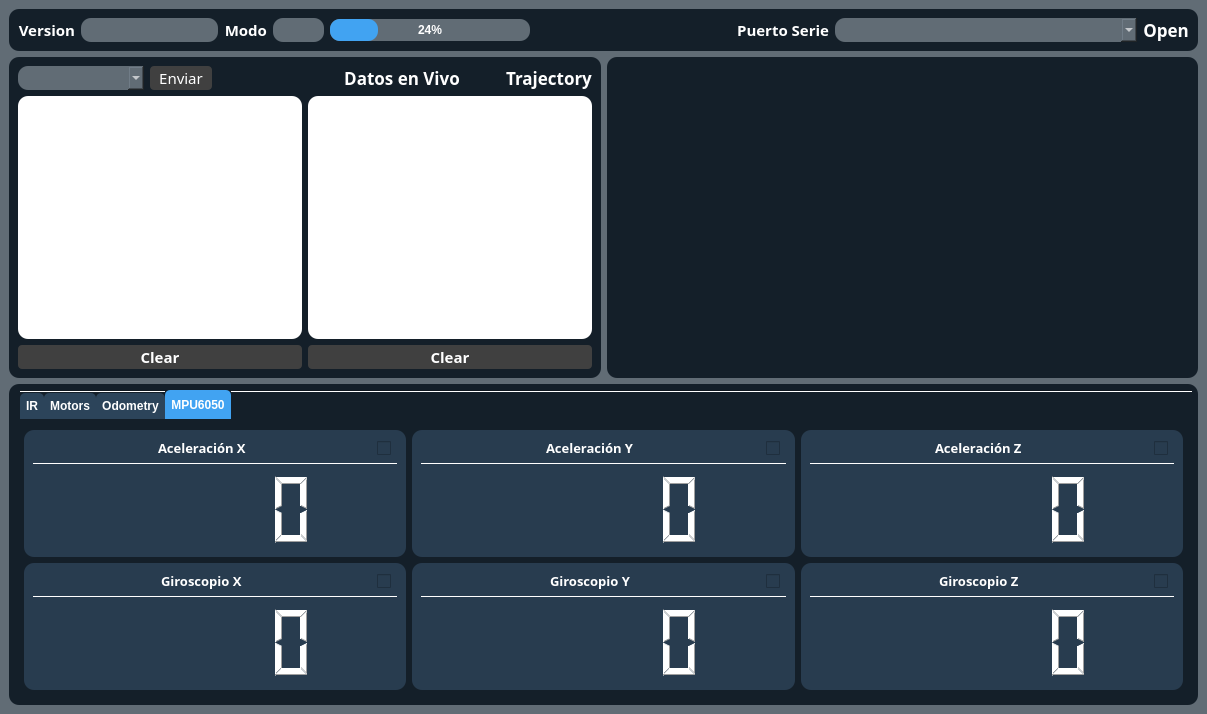
This is Qt-UI-SBR/qtuisbr.ui in mayeragustin/Qt-UI-SBR as Qt 5 draws it before an edit. The edited form follows.
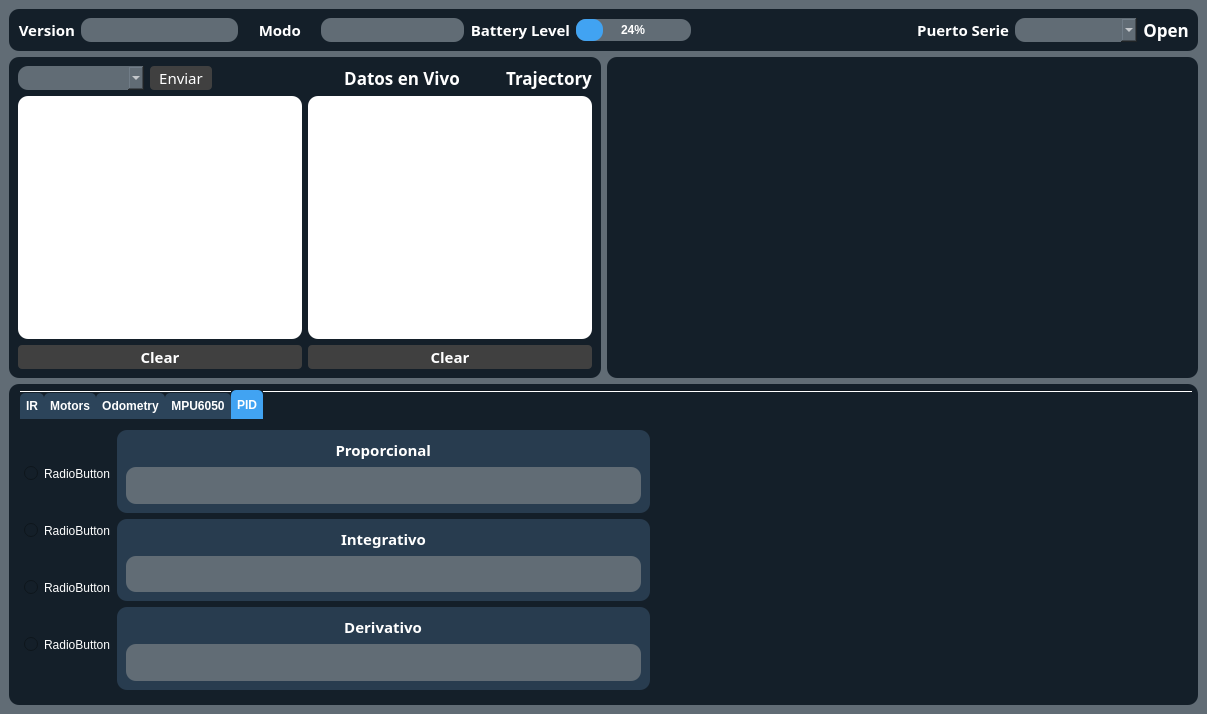
This is the edited form. The open tabs and pages were chosen to show the change. Icons and pictures are not drawn.

Patch:
```diff
--- a/Qt-UI-SBR/qtuisbr.ui
+++ b/Qt-UI-SBR/qtuisbr.ui
@@ -37,10 +37,8 @@
       <property name="frameShadow">
        <enum>QFrame::Shadow::Raised</enum>
       </property>
-      <layout class="QGridLayout" name="gridLayout_10">
+      <layout class="QGridLayout" name="gridLayout_8">
        <item row="0" column="0">
-        <layout class="QHBoxLayout" name="horizontalLayout_15" stretch="2,1,2,2,4,0">
-         <item>
           <layout class="QHBoxLayout" name="horizontalLayout_13" stretch="1,3">
            <item alignment="Qt::AlignmentFlag::AlignRight">
             <widget class="QLabel" name="label_2">
@@ -82,7 +80,7 @@
            </item>
           </layout>
          </item>
-         <item>
+       <item row="0" column="1">
           <layout class="QHBoxLayout" name="horizontalLayout_14" stretch="1,2">
            <item alignment="Qt::AlignmentFlag::AlignHCenter">
             <widget class="QLabel" name="label_40">
@@ -123,8 +121,30 @@
            </item>
           </layout>
          </item>
+       <item row="0" column="2">
+        <layout class="QHBoxLayout" name="horizontalLayout_7" stretch="1,3">
          <item>
-          <widget class="QProgressBar" name="progressBar">
+          <widget class="QLabel" name="label_42">
+           <property name="font">
+            <font>
+             <family>Louis George Cafe</family>
+             <pointsize>11</pointsize>
+             <bold>true</bold>
+            </font>
+           </property>
+           <property name="styleSheet">
+            <string notr="true">color: rgb(255, 255, 255);</string>
+           </property>
+           <property name="text">
+            <string>Battery Level</string>
+           </property>
+           <property name="alignment">
+            <set>Qt::AlignmentFlag::AlignRight|Qt::AlignmentFlag::AlignTrailing|Qt::AlignmentFlag::AlignVCenter</set>
+           </property>
+          </widget>
+         </item>
+         <item>
+          <widget class="QProgressBar" name="progressBar_battery">
            <property name="font">
             <font>
              <bold>true</bold>
@@ -146,20 +166,22 @@
            </property>
           </widget>
          </item>
-         <item>
+        </layout>
+       </item>
+       <item row="0" column="3">
           <spacer name="horizontalSpacer">
            <property name="orientation">
             <enum>Qt::Orientation::Horizontal</enum>
            </property>
            <property name="sizeHint" stdset="0">
             <size>
-             <width>40</width>
+           <width>216</width>
              <height>20</height>
             </size>
            </property>
           </spacer>
          </item>
-         <item>
+       <item row="0" column="4">
           <layout class="QHBoxLayout" name="horizontalLayout_2" stretch="1,4">
            <item>
             <widget class="QLabel" name="label_41">
@@ -201,7 +223,7 @@
            </item>
           </layout>
          </item>
-         <item>
+       <item row="0" column="5">
           <widget class="QPushButton" name="pushButton_open">
            <property name="font">
             <font>
@@ -238,8 +260,6 @@
           </widget>
          </item>
         </layout>
-       </item>
-      </layout>
      </widget>
     </item>
     <item row="1" column="0">
@@ -323,7 +343,7 @@
               <string>Enviar</string>
              </property>
              <property name="icon">
-              <iconset resource="../../../../../../programacion/QtCreator/newUICar/newUICar/recursos.qrc">
+              <iconset>
                <normaloff>:/Iconos/resources/enviar.png</normaloff>:/Iconos/resources/enviar.png</iconset>
              </property>
             </widget>
@@ -382,7 +402,7 @@
               <string>Datos en Vivo</string>
              </property>
              <property name="icon">
-              <iconset resource="../../../../../../programacion/QtCreator/newUICar/newUICar/recursos.qrc">
+              <iconset>
                <normaloff>:/Iconos/resources/transferencia-de-datos.png</normaloff>:/Iconos/resources/transferencia-de-datos.png</iconset>
              </property>
              <property name="checkable">
@@ -427,21 +447,21 @@
             }
 
             QPushButton:hover {
-                color: #ff5853;
+                 color: #41A3F2;
             }
 
             QPushButton:pressed {
-                color: #ff5853;
+                 color: #41A3F2;
             }
 QPushButton:checked {
-                color: #fd413c;
+                 color: #41A3F2;
             }</string>
              </property>
              <property name="text">
               <string>Trajectory</string>
              </property>
              <property name="icon">
-              <iconset resource="../../../../../../programacion/QtCreator/newUICar/newUICar/recursos.qrc">
+              <iconset>
                <normaloff>:/Iconos/resources/wifi.png</normaloff>:/Iconos/resources/wifi.png</iconset>
              </property>
             </widget>
@@ -521,7 +541,7 @@
               <string>Clear</string>
              </property>
              <property name="icon">
-              <iconset resource="../../../../../../programacion/QtCreator/newUICar/newUICar/recursos.qrc">
+              <iconset>
                <normaloff>:/Iconos/resources/eliminar.png</normaloff>:/Iconos/resources/eliminar.png</iconset>
              </property>
             </widget>
@@ -559,7 +579,7 @@
               <string>Clear</string>
              </property>
              <property name="icon">
-              <iconset resource="../../../../../../programacion/QtCreator/newUICar/newUICar/recursos.qrc">
+              <iconset>
                <normaloff>:/Iconos/resources/eliminar.png</normaloff>:/Iconos/resources/eliminar.png</iconset>
              </property>
             </widget>
@@ -652,7 +672,7 @@
 </string>
          </property>
          <property name="currentIndex">
-          <number>2</number>
+          <number>3</number>
          </property>
          <property name="elideMode">
           <enum>Qt::TextElideMode::ElideNone</enum>
@@ -741,7 +761,7 @@
                  </widget>
                 </item>
                 <item row="2" column="0">
-                 <widget class="QLCDNumber" name="lcdNumber_7"/>
+                 <widget class="QLCDNumber" name="lcdNumber_LF1"/>
                 </item>
                </layout>
               </widget>
@@ -817,7 +837,7 @@
                  </widget>
                 </item>
                 <item row="2" column="0">
-                 <widget class="QLCDNumber" name="lcdNumber_10"/>
+                 <widget class="QLCDNumber" name="lcdNumber_LF2"/>
                 </item>
                </layout>
               </widget>
@@ -893,7 +913,7 @@
                  </widget>
                 </item>
                 <item row="2" column="0">
-                 <widget class="QLCDNumber" name="lcdNumber_12"/>
+                 <widget class="QLCDNumber" name="lcdNumber_LF3"/>
                 </item>
                </layout>
               </widget>
@@ -911,7 +931,7 @@
                </property>
                <layout class="QGridLayout" name="gridLayout_17" rowstretch="1,0,10">
                 <item row="2" column="0">
-                 <widget class="QLCDNumber" name="lcdNumber_14"/>
+                 <widget class="QLCDNumber" name="lcdNumber_LF4"/>
                 </item>
                 <item row="1" column="0">
                  <widget class="Line" name="line_16">
@@ -1049,7 +1069,7 @@
                  </widget>
                 </item>
                 <item row="2" column="0">
-                 <widget class="QLCDNumber" name="lcdNumber_8"/>
+                 <widget class="QLCDNumber" name="lcdNumber_WD1"/>
                 </item>
                </layout>
               </widget>
@@ -1125,7 +1145,7 @@
                  </widget>
                 </item>
                 <item row="2" column="0">
-                 <widget class="QLCDNumber" name="lcdNumber_9"/>
+                 <widget class="QLCDNumber" name="lcdNumber_WD2"/>
                 </item>
                </layout>
               </widget>
@@ -1201,7 +1221,7 @@
                  </widget>
                 </item>
                 <item row="2" column="0">
-                 <widget class="QLCDNumber" name="lcdNumber_11"/>
+                 <widget class="QLCDNumber" name="lcdNumber_WD3"/>
                 </item>
                </layout>
               </widget>
@@ -1277,7 +1297,7 @@
                  </widget>
                 </item>
                 <item row="2" column="0">
-                 <widget class="QLCDNumber" name="lcdNumber_13"/>
+                 <widget class="QLCDNumber" name="lcdNumber_WD4"/>
                 </item>
                </layout>
               </widget>
@@ -1877,7 +1897,7 @@
                  </widget>
                 </item>
                 <item row="2" column="0">
-                 <widget class="QLCDNumber" name="lcdNumber_21"/>
+                 <widget class="QLCDNumber" name="lcdNumber_Roll"/>
                 </item>
                </layout>
               </widget>
@@ -1953,7 +1973,7 @@
                  </widget>
                 </item>
                 <item row="2" column="0">
-                 <widget class="QLCDNumber" name="lcdNumber_22"/>
+                 <widget class="QLCDNumber" name="lcdNumber_Pitch"/>
                 </item>
                </layout>
               </widget>
@@ -2029,7 +2049,7 @@
                  </widget>
                 </item>
                 <item row="2" column="0">
-                 <widget class="QLCDNumber" name="lcdNumber_23"/>
+                 <widget class="QLCDNumber" name="lcdNumber_Yaw"/>
                 </item>
                </layout>
               </widget>
@@ -2591,7 +2611,7 @@
                </widget>
               </item>
               <item row="2" column="0">
-               <widget class="QLCDNumber" name="lcdNumber"/>
+               <widget class="QLCDNumber" name="lcdNumber_accx"/>
               </item>
              </layout>
             </widget>
@@ -2667,7 +2687,7 @@
                </widget>
               </item>
               <item row="2" column="0">
-               <widget class="QLCDNumber" name="lcdNumber_2"/>
+               <widget class="QLCDNumber" name="lcdNumber_accy"/>
               </item>
              </layout>
             </widget>
@@ -2743,7 +2763,7 @@
                </widget>
               </item>
               <item row="2" column="0">
-               <widget class="QLCDNumber" name="lcdNumber_3"/>
+               <widget class="QLCDNumber" name="lcdNumber_accz"/>
               </item>
              </layout>
             </widget>
@@ -2821,7 +2841,7 @@
                  </widget>
                 </item>
                 <item row="2" column="0">
-                 <widget class="QLCDNumber" name="lcdNumber_4"/>
+                 <widget class="QLCDNumber" name="lcdNumber_gyrox"/>
                 </item>
                </layout>
               </widget>
@@ -2897,7 +2917,7 @@
                  </widget>
                 </item>
                 <item row="2" column="0">
-                 <widget class="QLCDNumber" name="lcdNumber_5"/>
+                 <widget class="QLCDNumber" name="lcdNumber_gyroy"/>
                 </item>
                </layout>
               </widget>
@@ -2973,7 +2993,7 @@
                  </widget>
                 </item>
                 <item row="2" column="0">
-                 <widget class="QLCDNumber" name="lcdNumber_6"/>
+                 <widget class="QLCDNumber" name="lcdNumber_gyroz"/>
                 </item>
                </layout>
               </widget>
@@ -2982,16 +3002,281 @@
            </item>
           </layout>
          </widget>
-        </widget>
-       </item>
-      </layout>
-     </widget>
-    </item>
-   </layout>
-  </widget>
- </widget>
- <resources>
-  <include location="../../../../../../programacion/QtCreator/newUICar/newUICar/recursos.qrc"/>
- </resources>
+         <widget class="QWidget" name="pid">
+          <attribute name="title">
+           <string>PID</string>
+          </attribute>
+          <layout class="QGridLayout" name="gridLayout_22">
+           <item row="0" column="0" rowspan="3">
+            <layout class="QVBoxLayout" name="verticalLayout_5">
+             <item>
+              <widget class="QRadioButton" name="radioButton">
+               <property name="text">
+                <string>RadioButton</string>
+               </property>
+              </widget>
+             </item>
+             <item>
+              <widget class="QRadioButton" name="radioButton_2">
+               <property name="text">
+                <string>RadioButton</string>
+               </property>
+              </widget>
+             </item>
+             <item>
+              <widget class="QRadioButton" name="radioButton_3">
+               <property name="text">
+                <string>RadioButton</string>
+               </property>
+              </widget>
+             </item>
+             <item>
+              <widget class="QRadioButton" name="radioButton_4">
+               <property name="text">
+                <string>RadioButton</string>
+               </property>
+              </widget>
+             </item>
+            </layout>
+           </item>
+           <item row="0" column="1">
+            <widget class="QFrame" name="frame_17">
+             <property name="styleSheet">
+              <string notr="true">background-color: rgb(40, 60, 79);</string>
+             </property>
+             <property name="frameShape">
+              <enum>QFrame::Shape::StyledPanel</enum>
+             </property>
+             <property name="frameShadow">
+              <enum>QFrame::Shadow::Raised</enum>
+             </property>
+             <layout class="QGridLayout" name="gridLayout_10">
+              <item row="0" column="0">
+               <layout class="QVBoxLayout" name="verticalLayout_6" stretch="0,1">
+                <item alignment="Qt::AlignmentFlag::AlignHCenter">
+                 <widget class="QLabel" name="label_43">
+                  <property name="font">
+                   <font>
+                    <family>Louis George Cafe</family>
+                    <pointsize>11</pointsize>
+                    <bold>true</bold>
+                   </font>
+                  </property>
+                  <property name="styleSheet">
+                   <string notr="true">color: rgb(255, 255, 255);</string>
+                  </property>
+                  <property name="text">
+                   <string>Proporcional</string>
+                  </property>
+                  <property name="alignment">
+                   <set>Qt::AlignmentFlag::AlignRight|Qt::AlignmentFlag::AlignTrailing|Qt::AlignmentFlag::AlignVCenter</set>
+                  </property>
+                 </widget>
+                </item>
+                <item>
+                 <widget class="QLineEdit" name="lineEdit_firm_2">
+                  <property name="sizePolicy">
+                   <sizepolicy hsizetype="Expanding" vsizetype="Preferred">
+                    <horstretch>0</horstretch>
+                    <verstretch>0</verstretch>
+                   </sizepolicy>
+                  </property>
+                  <property name="minimumSize">
+                   <size>
+                    <width>0</width>
+                    <height>24</height>
+                   </size>
+                  </property>
+                  <property name="styleSheet">
+                   <string notr="true">border-radius: 10;
+background-color: rgb(97, 108, 117);
+color: rgb(255, 255, 255);</string>
+                  </property>
+                  <property name="readOnly">
+                   <bool>false</bool>
+                  </property>
+                 </widget>
+                </item>
+               </layout>
+              </item>
+             </layout>
+            </widget>
+           </item>
+           <item row="0" column="2">
+            <spacer name="horizontalSpacer_3">
+             <property name="orientation">
+              <enum>Qt::Orientation::Horizontal</enum>
+             </property>
+             <property name="sizeHint" stdset="0">
+              <size>
+               <width>526</width>
+               <height>20</height>
+              </size>
+             </property>
+            </spacer>
+           </item>
+           <item row="1" column="1">
+            <widget class="QFrame" name="frame_18">
+             <property name="styleSheet">
+              <string notr="true">background-color: rgb(40, 60, 79);</string>
+             </property>
+             <property name="frameShape">
+              <enum>QFrame::Shape::StyledPanel</enum>
+             </property>
+             <property name="frameShadow">
+              <enum>QFrame::Shadow::Raised</enum>
+             </property>
+             <layout class="QGridLayout" name="gridLayout_19">
+              <item row="0" column="0">
+               <layout class="QVBoxLayout" name="verticalLayout_7" stretch="0,1">
+                <item alignment="Qt::AlignmentFlag::AlignHCenter">
+                 <widget class="QLabel" name="label_44">
+                  <property name="font">
+                   <font>
+                    <family>Louis George Cafe</family>
+                    <pointsize>11</pointsize>
+                    <bold>true</bold>
+                   </font>
+                  </property>
+                  <property name="styleSheet">
+                   <string notr="true">color: rgb(255, 255, 255);</string>
+                  </property>
+                  <property name="text">
+                   <string>Integrativo</string>
+                  </property>
+                  <property name="alignment">
+                   <set>Qt::AlignmentFlag::AlignRight|Qt::AlignmentFlag::AlignTrailing|Qt::AlignmentFlag::AlignVCenter</set>
+                  </property>
+                 </widget>
+                </item>
+                <item>
+                 <widget class="QLineEdit" name="lineEdit_firm_3">
+                  <property name="sizePolicy">
+                   <sizepolicy hsizetype="Expanding" vsizetype="Preferred">
+                    <horstretch>0</horstretch>
+                    <verstretch>0</verstretch>
+                   </sizepolicy>
+                  </property>
+                  <property name="minimumSize">
+                   <size>
+                    <width>0</width>
+                    <height>24</height>
+                   </size>
+                  </property>
+                  <property name="styleSheet">
+                   <string notr="true">border-radius: 10;
+background-color: rgb(97, 108, 117);
+color: rgb(255, 255, 255);</string>
+                  </property>
+                  <property name="readOnly">
+                   <bool>false</bool>
+                  </property>
+                 </widget>
+                </item>
+               </layout>
+              </item>
+             </layout>
+            </widget>
+           </item>
+           <item row="1" column="2">
+            <spacer name="horizontalSpacer_4">
+             <property name="orientation">
+              <enum>Qt::Orientation::Horizontal</enum>
+             </property>
+             <property name="sizeHint" stdset="0">
+              <size>
+               <width>526</width>
+               <height>20</height>
+              </size>
+             </property>
+            </spacer>
+           </item>
+           <item row="2" column="1">
+            <widget class="QFrame" name="frame_19">
+             <property name="styleSheet">
+              <string notr="true">background-color: rgb(40, 60, 79);</string>
+             </property>
+             <property name="frameShape">
+              <enum>QFrame::Shape::StyledPanel</enum>
+             </property>
+             <property name="frameShadow">
+              <enum>QFrame::Shadow::Raised</enum>
+             </property>
+             <layout class="QGridLayout" name="gridLayout_20">
+              <item row="0" column="0">
+               <layout class="QVBoxLayout" name="verticalLayout_8" stretch="0,1">
+                <item alignment="Qt::AlignmentFlag::AlignHCenter">
+                 <widget class="QLabel" name="label_45">
+                  <property name="font">
+                   <font>
+                    <family>Louis George Cafe</family>
+                    <pointsize>11</pointsize>
+                    <bold>true</bold>
+                   </font>
+                  </property>
+                  <property name="styleSheet">
+                   <string notr="true">color: rgb(255, 255, 255);</string>
+                  </property>
+                  <property name="text">
+                   <string>Derivativo</string>
+                  </property>
+                  <property name="alignment">
+                   <set>Qt::AlignmentFlag::AlignRight|Qt::AlignmentFlag::AlignTrailing|Qt::AlignmentFlag::AlignVCenter</set>
+                  </property>
+                 </widget>
+                </item>
+                <item>
+                 <widget class="QLineEdit" name="lineEdit_firm_4">
+                  <property name="sizePolicy">
+                   <sizepolicy hsizetype="Expanding" vsizetype="Preferred">
+                    <horstretch>0</horstretch>
+                    <verstretch>0</verstretch>
+                   </sizepolicy>
+                  </property>
+                  <property name="minimumSize">
+                   <size>
+                    <width>0</width>
+                    <height>24</height>
+                   </size>
+                  </property>
+                  <property name="styleSheet">
+                   <string notr="true">border-radius: 10;
+background-color: rgb(97, 108, 117);
+color: rgb(255, 255, 255);</string>
+                  </property>
+                  <property name="readOnly">
+                   <bool>false</bool>
+                  </property>
+                 </widget>
+                </item>
+               </layout>
+              </item>
+             </layout>
+            </widget>
+           </item>
+           <item row="2" column="2">
+            <spacer name="horizontalSpacer_5">
+             <property name="orientation">
+              <enum>Qt::Orientation::Horizontal</enum>
+             </property>
+             <property name="sizeHint" stdset="0">
+              <size>
+               <width>526</width>
+               <height>20</height>
+              </size>
+             </property>
+            </spacer>
+           </item>
+          </layout>
+         </widget>
+        </widget>
+       </item>
+      </layout>
+     </widget>
+    </item>
+   </layout>
+  </widget>
+ </widget>
+ <resources/>
  <connections/>
 </ui>
```
Lines whose indentation alone changed are shown as unchanged.
